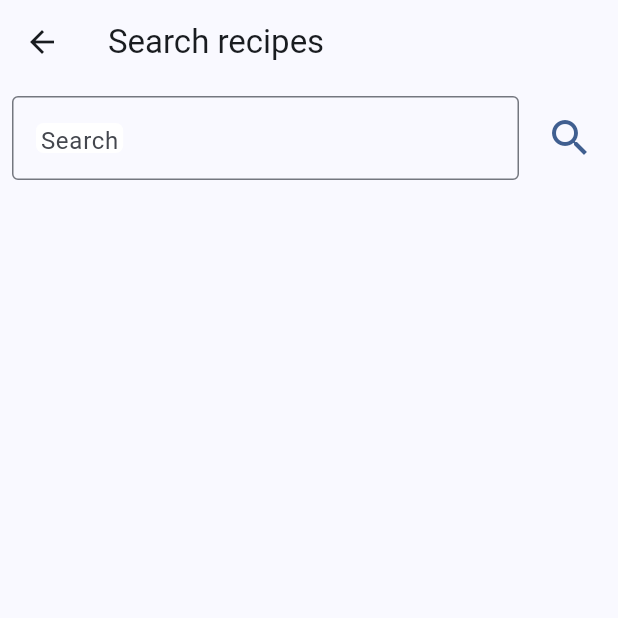
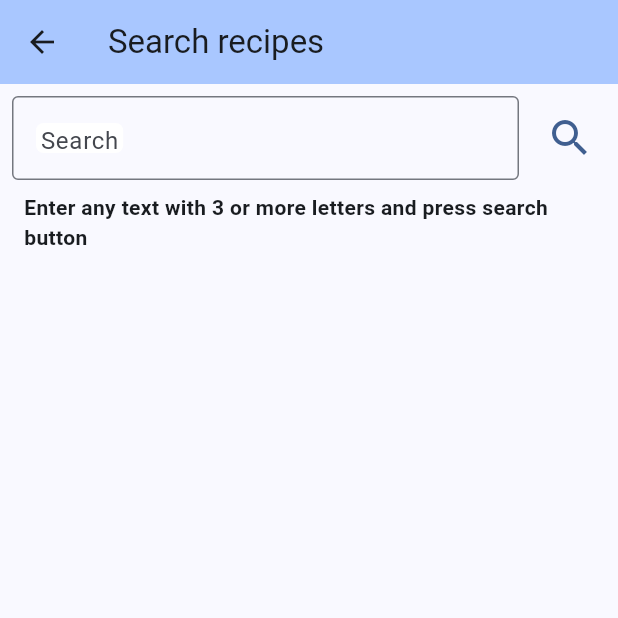
Before and after one commit to aeternam-13/RecipesAppFlutter, a Flutter app: the screen it shows after launch, after a tap on the "search" icon, on a phone screen of 412 x 824 dp, the top half of it. Run offline on Flutter 3.47's test engine with Material 3 defaults, Android fonts, the phone set to English and light mode, and no system bars; our stand-ins replace cached_network_image, dart_mappable, flutter_bloc, get_it, hive_ce, multiple_result; accounts and stored records are empty; generated files the repository leaves out were written again; network calls fail.

Commit message:
feat: Search screen

```diff
--- a/lib/feature_recipes/domain/use_cases/search_recipe.dart
+++ b/lib/feature_recipes/domain/use_cases/search_recipe.dart
@@ -3,10 +3,10 @@ import 'package:recipes_app/feature_recipes/domain/model/recipe.dart';
 
 class SearchRecipe {
   Future<List<Recipe>> call(List<Recipe> all, String value) async {
-    return await compute(findInRecipes, SerachArgs(list: all, value: value));
+    return await compute(_findInRecipes, SerachArgs(list: all, value: value));
   }
 
-  List<Recipe> findInRecipes(SerachArgs args) {
+  List<Recipe> _findInRecipes(SerachArgs args) {
     final List<Recipe> filtered = [];
 
     for (Recipe recipe in args.list) {
--- a/lib/feature_recipes/domain/use_cases/use_cases.dart
+++ b/lib/feature_recipes/domain/use_cases/use_cases.dart
@@ -1,4 +1,5 @@
 import 'package:recipes_app/feature_recipes/domain/use_cases/get_favorites.dart';
+import 'package:recipes_app/feature_recipes/domain/use_cases/search_recipe.dart';
 import 'package:recipes_app/feature_recipes/domain/use_cases/toogle_favorites.dart';
 import 'package:recipes_app/feature_recipes/domain/use_cases/get_recipes.dart';
 
@@ -6,10 +7,12 @@ class RecipeUseCases {
   final GetRecipes getRecipes;
   final ToogleFavorites toogleFavorites;
   final GetFavorites getFavorites;
+  final SearchRecipe searchRecipe;
 
   RecipeUseCases({
     required this.getRecipes,
     required this.toogleFavorites,
     required this.getFavorites,
+    required this.searchRecipe,
   });
 }
--- a/lib/feature_recipes/presentation/recipe_search/recipe_search_bloc.dart
+++ b/lib/feature_recipes/presentation/recipe_search/recipe_search_bloc.dart
@@ -1,3 +1,5 @@
+import 'dart:developer';
+
 import 'package:flutter_bloc/flutter_bloc.dart';
 
 import 'package:recipes_app/feature_recipes/domain/use_cases/use_cases.dart';
@@ -12,17 +14,40 @@ class RecipeSearchBloc extends Bloc<RecipeSearchEvent, RecipeSearchState> {
 
   RecipeSearchBloc(this._useCases) : super(EmptySearchState()) {
     on<GetRecipes>(_getNotes);
+    on<EnteredValue>(_enteredValue);
+    on<Search>(_searchRecipes);
+  }
+
+  void _searchRecipes(Search event, Emitter<RecipeSearchState> emit) async {
+    if (state == SearchingState() || _state.value.length < 3) return;
+    emit(SearchingState());
+    final filtered = await _useCases.searchRecipe(
+      _state.allRecipes,
+      _state.value,
+    );
+
+    _state = _state.copyWith(filtered: filtered);
+    emit(SearchFoundState(recipesFound: _state.filtered));
+  }
+
+  void _enteredValue(EnteredValue event, Emitter<RecipeSearchState> emit) {
+    _state = _state.copyWith(value: event.value);
+    if (_state.value.isEmpty) {
+      emit(EmptySearchState());
+    }
   }
 
   void _getNotes(
     RecipeSearchEvent event,
     Emitter<RecipeSearchState> emit,
   ) async {
-    emit(SearchLoading());
+    emit(SearchingState());
     final result = await _useCases.getRecipes(false);
 
     result.when((recipes) {
       _state = _state.copyWith(allRecipes: recipes);
     }, (error) => emit(ErrorSearch(error)));
+
+    emit(EmptySearchState());
   }
 }
--- a/lib/feature_recipes/presentation/recipe_search/recipe_search_event.dart
+++ b/lib/feature_recipes/presentation/recipe_search/recipe_search_event.dart
@@ -5,6 +5,8 @@ class EnteredValue extends RecipeSearchEvent {
   EnteredValue({required this.value});
 }
 
-class Searched extends RecipeSearchEvent {}
+class Search extends RecipeSearchEvent {}
+
+class SerachResult extends RecipeSearchEvent {}
 
 class GetRecipes extends RecipeSearchEvent {}
--- a/lib/feature_recipes/presentation/recipe_search/recipe_search_screen.dart
+++ b/lib/feature_recipes/presentation/recipe_search/recipe_search_screen.dart
@@ -1,5 +1,10 @@
 import 'package:flutter/material.dart';
+import 'package:flutter_bloc/flutter_bloc.dart';
 import 'package:recipes_app/core/safe_scope.dart';
+import 'package:recipes_app/feature_recipes/presentation/common/recipe_detail.dart';
+import 'package:recipes_app/feature_recipes/presentation/recipe_search/recipe_search_bloc.dart';
+import 'package:recipes_app/feature_recipes/presentation/recipe_search/recipe_search_event.dart';
+import 'package:recipes_app/feature_recipes/presentation/recipe_search/recipe_search_state.dart';
 
 class RecipeSearchScreen extends StatefulWidget {
   const RecipeSearchScreen({super.key});
@@ -9,11 +14,27 @@ class RecipeSearchScreen extends StatefulWidget {
 }
 
 class _RecipeSearchScreenState extends State<RecipeSearchScreen> {
+  late final TextEditingController _controller;
+
+  @override
+  void initState() {
+    super.initState();
+    _controller = TextEditingController(text: "");
+    context.read<RecipeSearchBloc>().add(GetRecipes());
+  }
+
+  @override
+  void dispose() {
+    _controller.dispose();
+    super.dispose();
+  }
+
   @override
   Widget build(BuildContext context) {
     final theme = Theme.of(context);
     return SafeScope(
       appBar: AppBar(
+        backgroundColor: theme.colorScheme.inversePrimary,
         title: Text("Search recipes"),
         leading: IconButton(
           icon: Icon(Icons.arrow_back),
@@ -29,6 +50,10 @@ class _RecipeSearchScreenState extends State<RecipeSearchScreen> {
               children: [
                 Expanded(
                   child: TextFormField(
+                    controller: _controller,
+                    onChanged: (val) => context.read<RecipeSearchBloc>().add(
+                      EnteredValue(value: val),
+                    ),
                     decoration: InputDecoration(
                       label: Container(
                         decoration: const BoxDecoration(
@@ -48,7 +73,8 @@ class _RecipeSearchScreenState extends State<RecipeSearchScreen> {
                   ),
                 ),
                 IconButton(
-                  onPressed: () {},
+                  onPressed: () =>
+                      context.read<RecipeSearchBloc>().add(Search()),
                   icon: Icon(
                     Icons.search,
                     size: 32,
@@ -57,6 +83,32 @@ class _RecipeSearchScreenState extends State<RecipeSearchScreen> {
                 ),
               ],
             ),
+            Expanded(
+              child: BlocBuilder<RecipeSearchBloc, RecipeSearchState>(
+                builder: (context, state) {
+                  switch (state) {
+                    case EmptySearchState():
+                      return Padding(
+                        padding: EdgeInsets.all(8),
+                        child: Text(
+                          "Enter any text with 3 or more letters and press search button",
+                          style: TextStyle(fontWeight: FontWeight.bold),
+                        ),
+                      );
+                    case SearchingState():
+                      return Padding(
+                        padding: const EdgeInsets.all(8.0),
+                        child: LinearProgressIndicator(),
+                      );
+
+                    case ErrorSearch():
+                      return SizedBox.shrink();
+                    case SearchFoundState():
+                      return RecipeDetailList(recipes: state.recipesFound);
+                  }
+                },
+              ),
+            ),
           ],
         ),
       ),
--- a/lib/feature_recipes/presentation/recipe_search/recipe_search_state.dart
+++ b/lib/feature_recipes/presentation/recipe_search/recipe_search_state.dart
@@ -6,8 +6,6 @@ sealed class RecipeSearchState {}
 class EmptySearchState extends RecipeSearchState {}
 
 class SearchingState extends RecipeSearchState {}
-
-class SearchLoading extends RecipeSearchState {}
 
 class ErrorSearch extends RecipeSearchState {
   final RecipesException error;
--- a/lib/feature_recipes/presentation/recipes/recipes_screen.dart
+++ b/lib/feature_recipes/presentation/recipes/recipes_screen.dart
@@ -4,7 +4,9 @@ import 'package:flutter/material.dart';
 import 'package:flutter_bloc/flutter_bloc.dart';
 import 'package:recipes_app/core/safe_scope.dart';
 import 'package:recipes_app/feature_recipes/data/data_source/recipe_dao_api.dart';
+import 'package:recipes_app/feature_recipes/presentation/common/recipe_detail.dart';
 import 'package:recipes_app/feature_recipes/presentation/recipe_detail/recipes_detail_screen.dart';
+import 'package:recipes_app/feature_recipes/presentation/recipe_search/recipe_search_bloc.dart';
 import 'package:recipes_app/feature_recipes/presentation/recipe_search/recipe_search_screen.dart';
 import 'package:recipes_app/feature_recipes/presentation/recipes/recipes_bloc.dart';
 import 'package:recipes_app/feature_recipes/presentation/recipes/recipes_event.dart';
@@ -41,7 +43,12 @@ class _RecipesScreenState extends State<RecipesScreen> {
             IconButton(
               iconSize: 28,
               onPressed: () => Navigator.of(context).push(
-                MaterialPageRoute(builder: (context) => RecipeSearchScreen()),
+                MaterialPageRoute(
+                  builder: (_) => BlocProvider.value(
+                    value: context.read<RecipeSearchBloc>(),
+                    child: RecipeSearchScreen(),
+                  ),
+                ),
               ),
               icon: Icon(Icons.search),
             ),
@@ -54,54 +61,14 @@ class _RecipesScreenState extends State<RecipesScreen> {
           builder: (context, state) {
             switch (state) {
               case RecipesInitialState():
-                return const Center(child: Text('No data'));
+                return const Center(child: Text('Nothing yet'));
 
               case RecipesLoadingState():
                 return const Center(child: CircularProgressIndicator());
 
               case RecipesSuccessState():
                 final recipes = state.stateHolder.recipes;
-                return ListView.builder(
-                  itemCount: recipes.length,
-                  itemBuilder: (context, index) {
-                    final recipe = recipes[index];
-                    return InkWell(
-                      onTap: () => Navigator.of(context).push(
-                        MaterialPageRoute(
-                          builder: (context) => RecipeDetailScreen(
-                            recipe: recipe,
-                            addToFavorites: () => {},
-                          ),
-                        ),
-                      ),
-                      child: Padding(
-                        padding: const EdgeInsets.only(bottom: 2.0, top: 2.0),
-                        child: Card(
-                          elevation: 6,
-                          child: ListTile(
-                            leading: Hero(
-                              tag: recipe.tumb,
-                              child: CachedNetworkImage(
-                                width: 40,
-                                imageUrl: recipe.tumb,
-                                placeholder: (context, url) =>
-                                    CircularProgressIndicator(),
-                                errorWidget: (context, url, error) =>
-                                    Icon(Icons.error),
-                              ),
-                            ),
-                            title: Text(
-                              recipe.name,
-                              style: TextStyle(fontWeight: FontWeight.bold),
-                            ),
-                            subtitle: Text(recipe.category),
-                            trailing: Icon(Icons.more_vert),
-                          ),
-                        ),
-                      ),
-                    );
-                  },
-                );
+                return RecipeDetailList(recipes: recipes);
 
               case RecipesErrorStates():
                 return Center(child: Text('Error: ${state.error}'));
--- a/lib/main.dart
+++ b/lib/main.dart
@@ -3,6 +3,7 @@ import 'package:flutter_bloc/flutter_bloc.dart';
 import 'package:hive_ce/hive.dart';
 import 'package:path_provider/path_provider.dart';
 import 'package:recipes_app/di/dependency_injection.dart';
+import 'package:recipes_app/feature_recipes/presentation/recipe_search/recipe_search_bloc.dart';
 import 'package:recipes_app/feature_recipes/presentation/recipes/recipes_bloc.dart';
 import 'package:recipes_app/feature_recipes/presentation/recipes/recipes_screen.dart';
 
@@ -31,7 +32,10 @@ class RecipesApp extends StatelessWidget {
         ),
       ),
       home: MultiBlocProvider(
-        providers: [BlocProvider(create: (_) => sl<RecipesBloc>())],
+        providers: [
+          BlocProvider(create: (_) => sl<RecipeSearchBloc>()),
+          BlocProvider(create: (_) => sl<RecipesBloc>()),
+        ],
         child: const RecipesScreen(),
       ),
     );
```
Also changed, not shown: lib/feature_recipes/presentation/common/recipe_detail.dart (+43 -3 lines).
